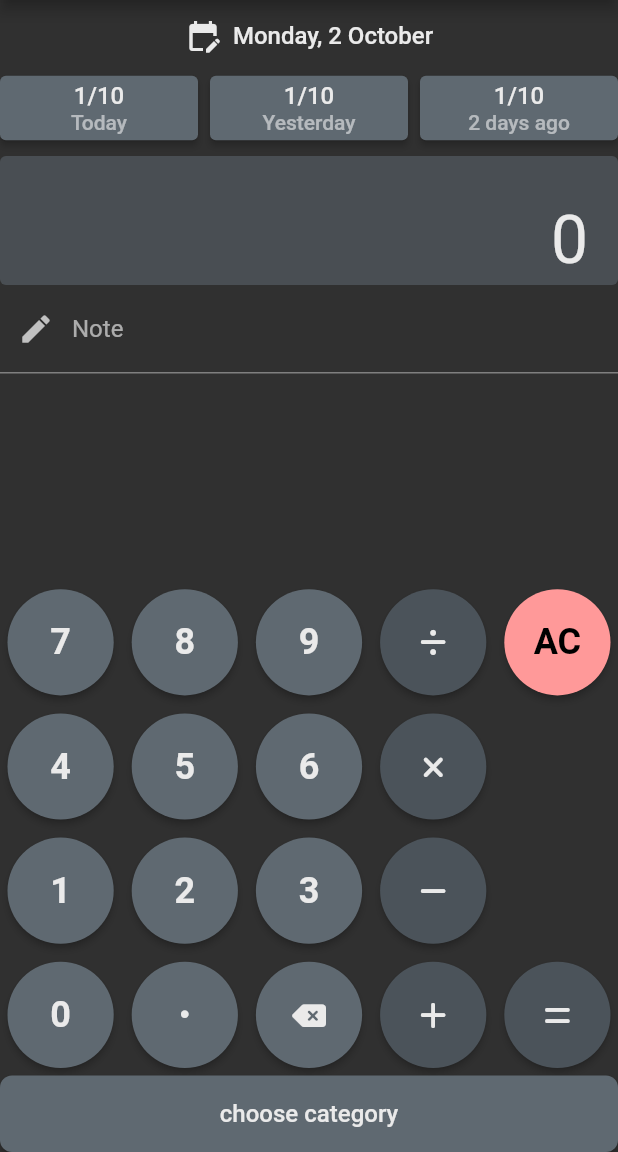
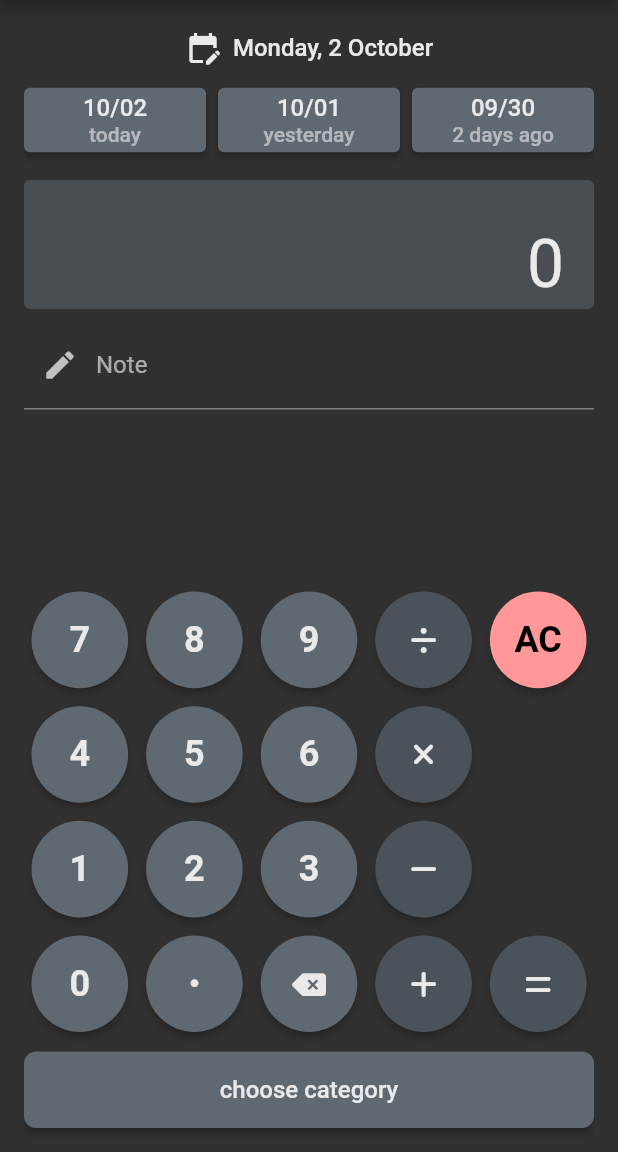
Before and after one commit to Gerald-Gmainer/budget_book, a Flutter app: the MainPage screen opened by its route, after a tap on the "add" icon, on a phone screen of 412 x 824 dp, the part 84-1236 px from its top. Run offline on Flutter 3.47's test engine with Material 2 defaults, Android fonts, the phone set to English and light mode, and no system bars; our stand-ins replace bloc, connectivity_plus, flutter_bloc, flutter_dotenv, font_awesome_flutter, form_validator and 4 more; missing offline and left inert: keep_screen_on; accounts and stored records are empty; Roboto replaces fonts that are missing (Noto Sans JP).

Commit message:
layout refactoring

```diff
--- a/flutter_app/lib/presentation/page/booking_crud/booking_crud_page.dart
+++ b/flutter_app/lib/presentation/page/booking_crud/booking_crud_page.dart
@@ -2,6 +2,7 @@ import 'package:flutter/material.dart';
 import 'package:flutter_app/business_logic/business_logic.dart';
 import 'package:flutter_app/data/data.dart';
 import 'package:flutter_app/presentation/presentation.dart';
+import 'package:flutter_app/utils/app_dimensions.dart';
 import 'package:flutter_bloc/flutter_bloc.dart';
 
 import 'booking_crud_tab1.dart';
@@ -111,13 +112,18 @@ class _BookingCrudPageState extends State<BookingCrudPage> {
   }
 
   Widget _buildView() {
-    return PageView(
+    return SafeArea(
+      child: Padding(
+        padding: const EdgeInsets.symmetric(horizontal: AppDimensions.horizontalPadding, vertical: AppDimensions.verticalPadding),
+        child: PageView(
           controller: _pageController,
           physics: const NeverScrollableScrollPhysics(),
           children: <Widget>[
             BookingCrudTab1(crudModel: _crudModel, onCategoryTap: _openCategories),
             BookingCrudTab2(crudModel: _crudModel, onUpload: _upload),
           ],
+        ),
+      ),
     );
   }
 
--- a/flutter_app/lib/presentation/page/booking_crud/booking_crud_tab1.dart
+++ b/flutter_app/lib/presentation/page/booking_crud/booking_crud_tab1.dart
@@ -6,7 +6,6 @@ import 'calculator/calculator.dart';
 import 'widget/amount_display.dart';
 import 'widget/choose_category_button.dart';
 import 'widget/date_input.dart';
-import 'widget/date_quick_buttons.dart';
 import 'widget/description_input.dart';
 
 class BookingCrudTab1 extends StatelessWidget {
@@ -17,17 +16,26 @@ class BookingCrudTab1 extends StatelessWidget {
 
   @override
   Widget build(BuildContext context) {
+    return LayoutBuilder(builder: (context, BoxConstraints constraints) {
+      double appBarHeight = AppBar().preferredSize.height;
+      double screenHeight = MediaQuery.of(context).size.height - appBarHeight;
+      final hideQuickButtons = screenHeight < 600;
+
       return Column(
+        mainAxisSize: MainAxisSize.max,
         children: [
-        DateInput(model: crudModel),
-        DateQuickButtons(crudModel: crudModel),
+          DateInput(model: crudModel, hideQuickButtons: hideQuickButtons),
+          const SizedBox(height: AppDimensions.verticalPadding * 2),
+          AmountDisplay(),
           const SizedBox(height: AppDimensions.verticalPadding),
-        AmountDisplay(),
           DescriptionInput(model: crudModel),
           const Spacer(),
           Calculator(model: crudModel),
+          const SizedBox(height: AppDimensions.verticalPadding),
           ChooseCategoryButton(model: crudModel, onPressed: onCategoryTap),
+          const SizedBox(height: AppDimensions.verticalPadding),
         ],
       );
+    });
   }
 }
--- a/flutter_app/lib/presentation/page/booking_crud/calculator/calculator.dart
+++ b/flutter_app/lib/presentation/page/booking_crud/calculator/calculator.dart
@@ -44,7 +44,7 @@ class _CalculatorState extends State<Calculator> {
   Widget build(BuildContext context) {
     return BlocListener<CalculatorBloc, CalculatorState>(
       listener: (context, state) {
-        if(state is CalculatorUpdateState) {
+        if (state is CalculatorUpdateState) {
           _onValueChange(state.result);
         }
       },
--- a/flutter_app/lib/presentation/page/booking_crud/widget/date_input.dart
+++ b/flutter_app/lib/presentation/page/booking_crud/widget/date_input.dart
@@ -5,8 +5,9 @@ import 'package:flutter_app/utils/utils.dart';
 
 class DateInput extends StatefulWidget {
   final BookingCrudModel model;
+  final bool hideQuickButtons;
 
-  const DateInput({required this.model});
+  const DateInput({required this.model, required this.hideQuickButtons});
 
   @override
   State<DateInput> createState() => _DateInputState();
@@ -14,6 +15,7 @@ class DateInput extends StatefulWidget {
 
 class _DateInputState extends State<DateInput> {
   late DateTime _selectedDate;
+  final DateTime now = DateTime.now();
 
   @override
   void initState() {
@@ -22,7 +24,7 @@ class _DateInputState extends State<DateInput> {
     _selectedDate = widget.model.bookingModel.bookingDate!;
   }
 
-  _onPressed(BuildContext context) async {
+  _onDatePicker(BuildContext context) async {
     final DateTime? picked = await showDatePicker(
       context: context,
       initialDate: _selectedDate,
@@ -38,11 +40,27 @@ class _DateInputState extends State<DateInput> {
     }
   }
 
+  _onQuickPressed(DateTime date) {
+    setState(() {
+      _selectedDate = date;
+    });
+    widget.model.bookingModel.bookingDate = date;
+  }
+
   @override
   Widget build(BuildContext context) {
+    return Column(
+      children: [
+        _buildDatePicker(),
+        if (!widget.hideQuickButtons) _buildQuickButtons(),
+      ],
+    );
+  }
+
+  _buildDatePicker() {
     return TextButton(
       onPressed: () {
-        _onPressed(context);
+        _onDatePicker(context);
       },
       child: Row(
         mainAxisAlignment: MainAxisAlignment.center,
@@ -57,4 +75,45 @@ class _DateInputState extends State<DateInput> {
       ),
     );
   }
+
+  _buildQuickButtons() {
+    return Row(
+      mainAxisAlignment: MainAxisAlignment.spaceEvenly,
+      children: [
+        _buildQuickButton(0, "today"),
+        const SizedBox(width: 8),
+        _buildQuickButton(-1, "yesterday"),
+        const SizedBox(width: 8),
+        _buildQuickButton(-2, "2 days ago"),
+      ],
+    );
+  }
+
+  _buildQuickButton(int dayDiff, String subtext) {
+    final date = now.add(Duration(days: dayDiff));
+
+    return Expanded(
+      child: ElevatedButton(
+        onPressed: () {
+          _onQuickPressed(date);
+        },
+        style: ElevatedButton.styleFrom(
+          padding: const EdgeInsets.symmetric(vertical: 4.0),
+        ),
+        child: Column(
+          mainAxisAlignment: MainAxisAlignment.center,
+          children: [
+            Text(
+              DateTimeConverter.toMMdd(date),
+              style: const TextStyle(fontSize: 16.0),
+            ),
+            Text(
+              subtext,
+              style: const TextStyle(color: AppColors.secondaryTextColor),
+            ),
+          ],
+        ),
+      ),
+    );
+  }
 }
--- a/flutter_app/lib/presentation/page/booking_crud/widget/date_quick_buttons.dart
+++ /dev/null
@@ -1,83 +0,0 @@
-import 'package:flutter/material.dart';
-import 'package:flutter_app/data/data.dart';
-import 'package:flutter_app/utils/utils.dart';
-
-class DateQuickButtons extends StatelessWidget {
-  final BookingCrudModel crudModel;
-
-  const DateQuickButtons({required this.crudModel});
-
-  @override
-  Widget build(BuildContext context) {
-    return Row(
-      mainAxisAlignment: MainAxisAlignment.spaceEvenly,
-      children: [
-        Expanded(
-          child: ElevatedButton(
-            onPressed: () {},
-            style: ElevatedButton.styleFrom(
-              padding: EdgeInsets.symmetric(vertical: 4.0), // Add vertical padding
-            ),
-            child: Column(
-              mainAxisAlignment: MainAxisAlignment.center,
-              children: [
-                Text(
-                  "1/10",
-                  style: TextStyle(fontSize: 16.0), // Adjust font size
-                ),
-                Text(
-                  "Today",
-                  style: TextStyle(color: AppColors.secondaryTextColor), // Different color
-                ),
-              ],
-            ),
-          ),
-        ),
-        const SizedBox(width: 8),
-        Expanded(
-          child: ElevatedButton(
-            onPressed: () {},
-            style: ElevatedButton.styleFrom(
-              padding: EdgeInsets.symmetric(vertical: 4.0), // Add vertical padding
-            ),
-            child: Column(
-              mainAxisAlignment: MainAxisAlignment.center,
-              children: [
-                Text(
-                  "1/10",
-                  style: TextStyle(fontSize: 16.0), // Adjust font size
-                ),
-                Text(
-                  "Yesterday",
-                  style: TextStyle(color: AppColors.secondaryTextColor), // Different color
-                ),
-              ],
-            ),
-          ),
-        ),
-        SizedBox(width: 8),
-        Expanded(
-          child: ElevatedButton(
-            onPressed: () {},
-            style: ElevatedButton.styleFrom(
-              padding: EdgeInsets.symmetric(vertical: 4.0), // Add vertical padding
-            ),
-            child: Column(
-              mainAxisAlignment: MainAxisAlignment.center,
-              children: [
-                Text(
-                  "1/10",
-                  style: TextStyle(fontSize: 16.0), // Adjust font size
-                ),
-                Text(
-                  "2 days ago",
-                  style: TextStyle(color: AppColors.secondaryTextColor), // Different color
-                ),
-              ],
-            ),
-          ),
-        ),
-      ],
-    );
-  }
-}
--- a/flutter_app/lib/presentation/service/datetime_converter.dart
+++ b/flutter_app/lib/presentation/service/datetime_converter.dart
@@ -29,6 +29,13 @@ class DateTimeConverter {
     return DateFormat('MMMM yyyy').format(date);
   }
 
+  static String toMMdd(DateTime? date) {
+    if (date == null) {
+      return "";
+    }
+    return DateFormat('MM/dd').format(date);
+  }
+
   static String toEEEEdMMMM(DateTime? date) {
     if (date == null) {
       return "";
```
Lines whose indentation alone changed are shown as unchanged.
